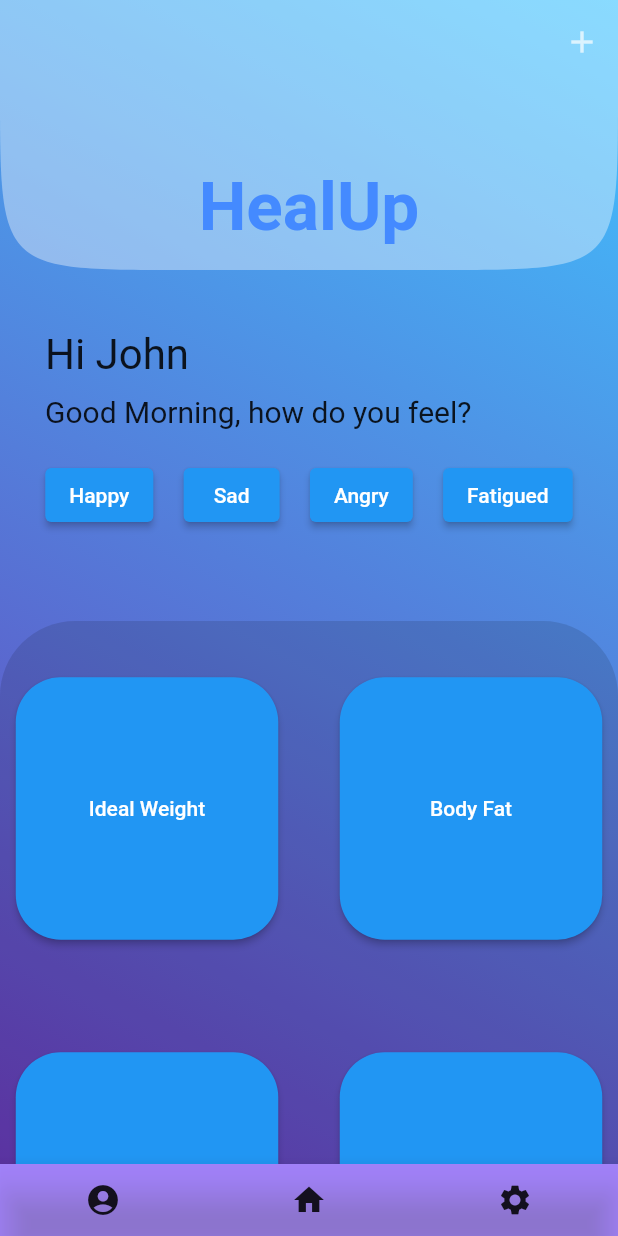
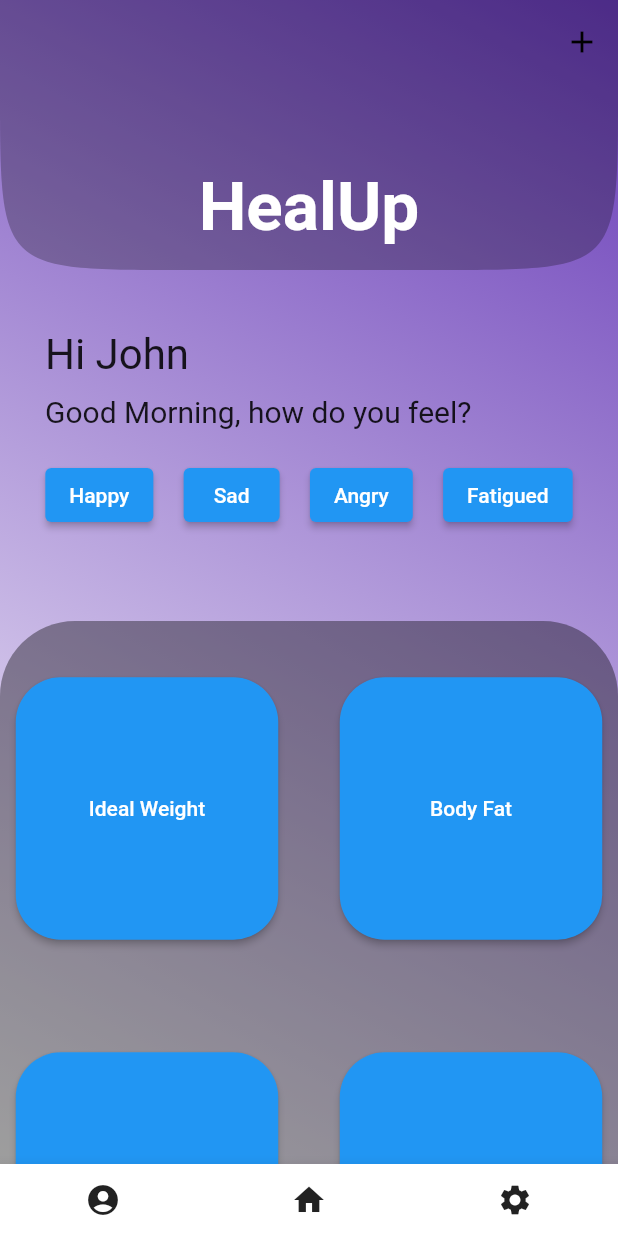
Before and after one commit to abhin-deb02/health_app, a Flutter app: the screen it shows after launch, on a phone screen of 412 x 824 dp. Run offline on Flutter 3.47's test engine with Material 2 defaults, Android fonts, the light colour scheme and no system bars.

Commit message:
Background Gradient added; Minor Changes

```diff
--- a/lib/main.dart
+++ b/lib/main.dart
@@ -13,22 +13,22 @@ class MyApp extends StatelessWidget {
       theme: ThemeData(
         visualDensity: VisualDensity.adaptivePlatformDensity,
       ),
-      home: MainPage(),
+      home: const MainPage(),
     );
   }
 }
 
 class MainPage extends StatefulWidget {
-  MainPage({Key? key}) : super(key: key);
+  const MainPage({Key? key}) : super(key: key);
 
   @override
   State<MainPage> createState() => _MainPageState();
 }
 
 class _MainPageState extends State<MainPage> {
-  bool _pinned = true;
-  bool _snap = false;
-  bool _floating = false;
+  final bool _pinned = true;
+  final bool _snap = false;
+  final bool _floating = false;
 
   // variables added by Abhinandan
   String name = "John";
@@ -37,23 +37,12 @@ class _MainPageState extends State<MainPage> {
   @override
   Widget build(BuildContext context) {
     // setting up device width and height variables [for responsiveness]
-    double scr_width = MediaQuery.of(context).size.width;
-    double scr_height = MediaQuery.of(context).size.height;
+    double scrWidth = MediaQuery.of(context).size.width;
+    double scrHeight = MediaQuery.of(context).size.height;
 
-    return Container(
-      decoration: const BoxDecoration(
-          gradient: LinearGradient(
-        begin: Alignment.topRight,
-        end: Alignment.bottomLeft,
-        colors: [
-          Colors.blue,
-          Colors.red,
-        ],
-      )),
-      child: Scaffold(
-        backgroundColor: Colors.deepPurpleAccent,
+    return Scaffold(
       bottomNavigationBar: BottomAppBar(
-          color: Colors.white30,
+        color: Colors.white,
         child: Row(
           mainAxisAlignment: MainAxisAlignment.spaceAround,
           children: [
@@ -79,8 +68,8 @@ class _MainPageState extends State<MainPage> {
           begin: Alignment.topRight,
           end: Alignment.bottomLeft,
           colors: [
-              Colors.lightBlueAccent,
             Colors.deepPurple,
+            Colors.white,
           ],
         )),
         child: CustomScrollView(
@@ -88,24 +77,25 @@ class _MainPageState extends State<MainPage> {
             SliverAppBar(
                 shape: const ContinuousRectangleBorder(
                     borderRadius: BorderRadius.only(
-                          bottomLeft: Radius.circular(120), bottomRight: Radius.circular(120))),
+                        bottomLeft: Radius.circular(120),
+                        bottomRight: Radius.circular(120))),
                 pinned: _pinned,
                 snap: _snap,
                 floating: _floating,
                 expandedHeight: 180.0,
-                  backgroundColor: Colors.white38,
+                backgroundColor: Colors.black26,
                 flexibleSpace: const FlexibleSpaceBar(
                   title: Text('HealUp',
                       style: TextStyle(
                         fontSize: 30,
-                          color: Colors.blueAccent,
+                        color: Colors.white,
                         fontWeight: FontWeight.bold,
                       )),
                   centerTitle: true,
                 ),
                 actions: <Widget>[
                   IconButton(
-                      color: Colors.white70,
+                    color: Colors.black,
                     icon: const Icon(Icons.add_sharp),
                     tooltip: 'Add new entry',
                     onPressed: () {/* ... */},
@@ -117,9 +107,7 @@ class _MainPageState extends State<MainPage> {
 
                   // code snippet from Abhinandan
 
-                    Container(
-                  //color: Colors.white30,
-                  child: Padding(
+                  Padding(
                 padding: const EdgeInsets.symmetric(
                     horizontal: 10.0, vertical: 40.0),
                 child: Column(
@@ -130,11 +118,12 @@ class _MainPageState extends State<MainPage> {
                       child: Column(
                         crossAxisAlignment: CrossAxisAlignment.start,
                         children: [
-                              Text("Hi $name", style: TextStyle(fontSize: 28)),
-                              SizedBox(height: 10),
+                          Text("Hi $name",
+                              style: const TextStyle(fontSize: 28)),
+                          const SizedBox(height: 10),
                           Text("Good $day_state, how do you feel?",
-                                  style: TextStyle(fontSize: 20)),
-                              SizedBox(height: 20),
+                              style: const TextStyle(fontSize: 20)),
+                          const SizedBox(height: 20),
                         ],
                       ),
                     ),
@@ -163,7 +152,6 @@ class _MainPageState extends State<MainPage> {
                   ],
                 ),
               ),
-                ),
 
               // end of code
             ),
@@ -173,7 +161,7 @@ class _MainPageState extends State<MainPage> {
                   return Container(
                     decoration: const BoxDecoration(
                       borderRadius: BorderRadius.all(Radius.circular(50)),
-                        color: Colors.black12,
+                      color: Colors.black38,
                     ),
                     child: Column(
                       children: [
@@ -362,7 +350,6 @@ class _MainPageState extends State<MainPage> {
           ],
         ),
       ),
-      ),
     );
   }
 }
```
Lines whose indentation alone changed are shown as unchanged.
